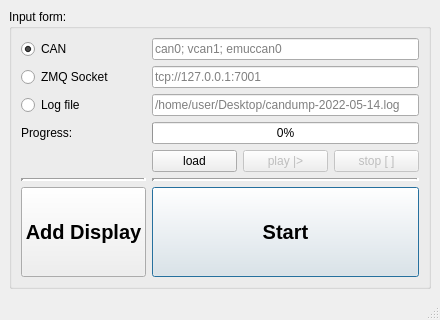
Before: the Qt Designer form mainwindow.ui in anatoltrush/RadarVisual, drawn with Qt 5.
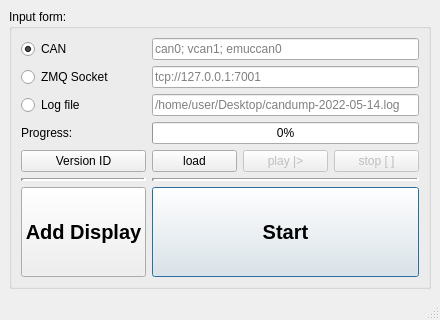
After: the same form once the commit is applied. Icons and pictures are not drawn.

Diff of the .ui file:
```diff
--- a/mainwindow.ui
+++ b/mainwindow.ui
@@ -225,6 +225,13 @@
            </item>
           </layout>
          </item>
+         <item row="4" column="0">
+          <widget class="QPushButton" name="pBVersionID">
+           <property name="text">
+            <string>Version ID</string>
+           </property>
+          </widget>
+         </item>
         </layout>
        </item>
       </layout>
```
